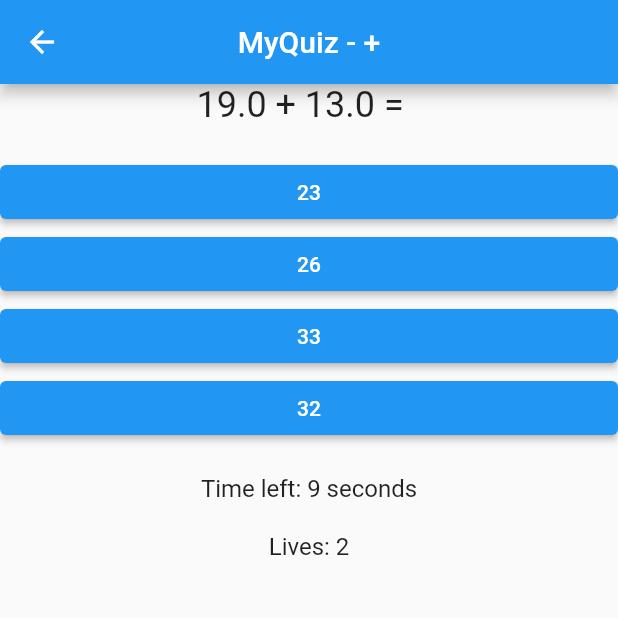
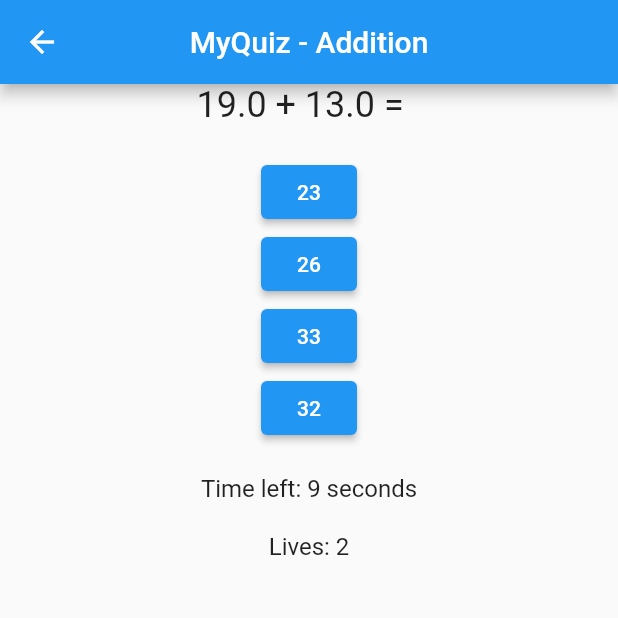
Before and after one commit to AliTfaily2/Mobile-Application-Project-1, a Flutter app: the MyQuiz screen opened directly, after a tap on an icon or button, on a phone screen of 412 x 824 dp, the top half of it. Run offline on Flutter 3.47's test engine with Material 2 defaults, Android fonts, the phone set to English and light mode, and no system bars.

Commit message:
Added Header name to the AppBar

```diff
--- a/lib/quiz.dart
+++ b/lib/quiz.dart
@@ -18,6 +18,7 @@ class _MyQuizState extends State<MyQuiz> {
   int lifeCounter = 3;
   int countdown = 10;
   late Timer timer;
+  String header = '';
   int x = 0;
   int y = 39;
 
@@ -59,22 +60,26 @@ class _MyQuizState extends State<MyQuiz> {
         num1 = random.nextInt(19) + 1.0;
         num2 = random.nextInt(19) + 1.0;
         correctAnswer = num1 + num2;
+        header = 'Addition';
         break;
       case '-':
         num1 = random.nextInt(19) + 1.0;
         num2 = random.nextInt(19) + 1.0;
         correctAnswer = num1 - num2;
+        header = 'Subtraction';
         break;
       case 'x':
         num1 = random.nextInt(9) +1.0;
         num2 = random.nextInt(9) +1.0;
         y = 100;
         correctAnswer = num1 * num2;
+        header = 'Multiplication';
       case '/':
         num1 = random.nextInt(9) + 1.0;
         num2 = random.nextInt(9) + 1.0;
         correctAnswer = num1 / num2;
         x = 1;
+        header = 'Division';
         break;
     }
     options = [correctAnswer];
@@ -125,7 +130,7 @@ class _MyQuizState extends State<MyQuiz> {
   Widget build(BuildContext context) {
     return Scaffold(
       appBar: AppBar(
-        title: Text('MyQuiz - ${widget.operation}'),
+        title: Text('MyQuiz - $header'),
         centerTitle: true,
       ),
       body: Center(
@@ -134,13 +139,25 @@ class _MyQuizState extends State<MyQuiz> {
             Text('$num1 ${widget.operation} $num2 =  ', style: const TextStyle(fontSize: 24),),
             const SizedBox(height: 20,),
             Column(
-              crossAxisAlignment: CrossAxisAlignment.stretch,
-              children: options.map((option){
-                return ElevatedButton(onPressed: (){
+              children: [
+                ElevatedButton(onPressed:(){
+                    timer.cancel();
+                    checkAnswer(options[0]);
+                  }, child: Text(options[0].toStringAsFixed(x)),),
+                ElevatedButton(onPressed:(){
                   timer.cancel();
-                  checkAnswer(option);
-                }, child: Text(option.toStringAsFixed(x)));
-              }).toList(),
+                  checkAnswer(options[1]);
+                }, child: Text(options[1].toStringAsFixed(x))),
+                ElevatedButton(onPressed:(){
+                  timer.cancel();
+                  checkAnswer(options[2]);
+                }, child: Text(options[2].toStringAsFixed(x))),
+                ElevatedButton(onPressed:(){
+                  timer.cancel();
+                  checkAnswer(options[3]);
+                }, child: Text(options[3].toStringAsFixed(x)))
+
+              ],
             ),
             const SizedBox(height: 20,),
             Text('Time left: $countdown seconds', style: const TextStyle(fontSize: 16),),
```
